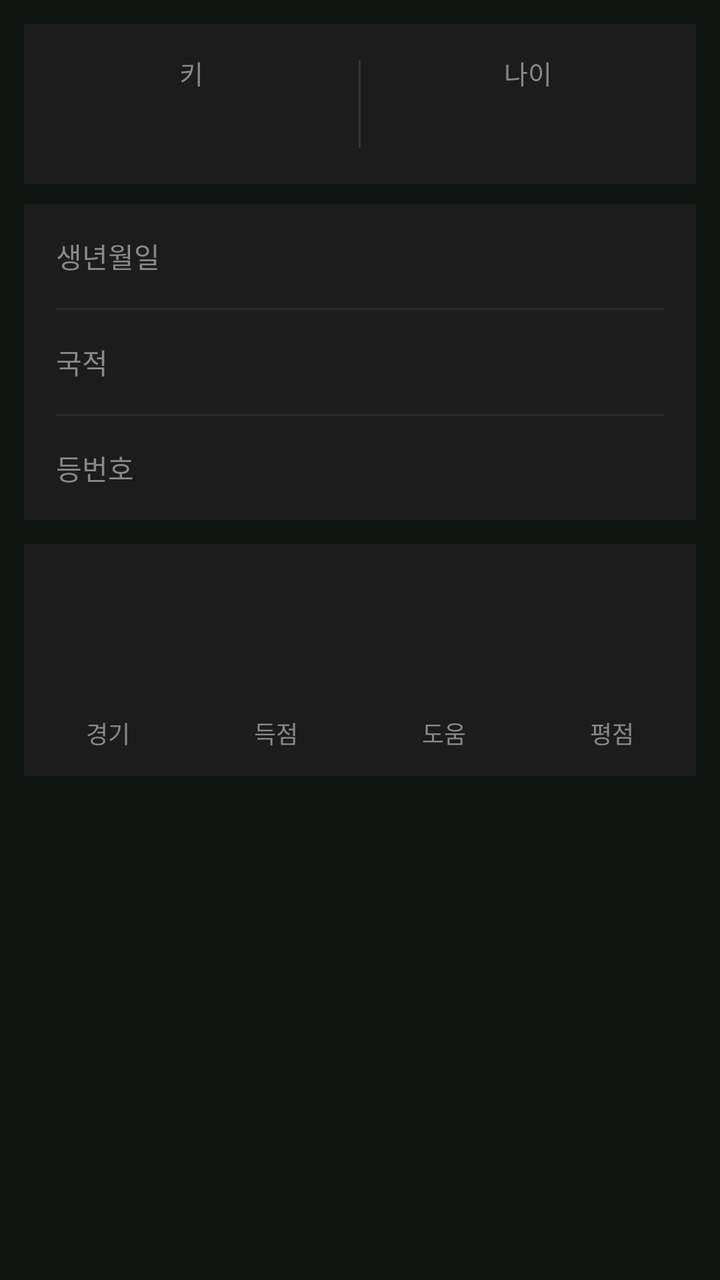
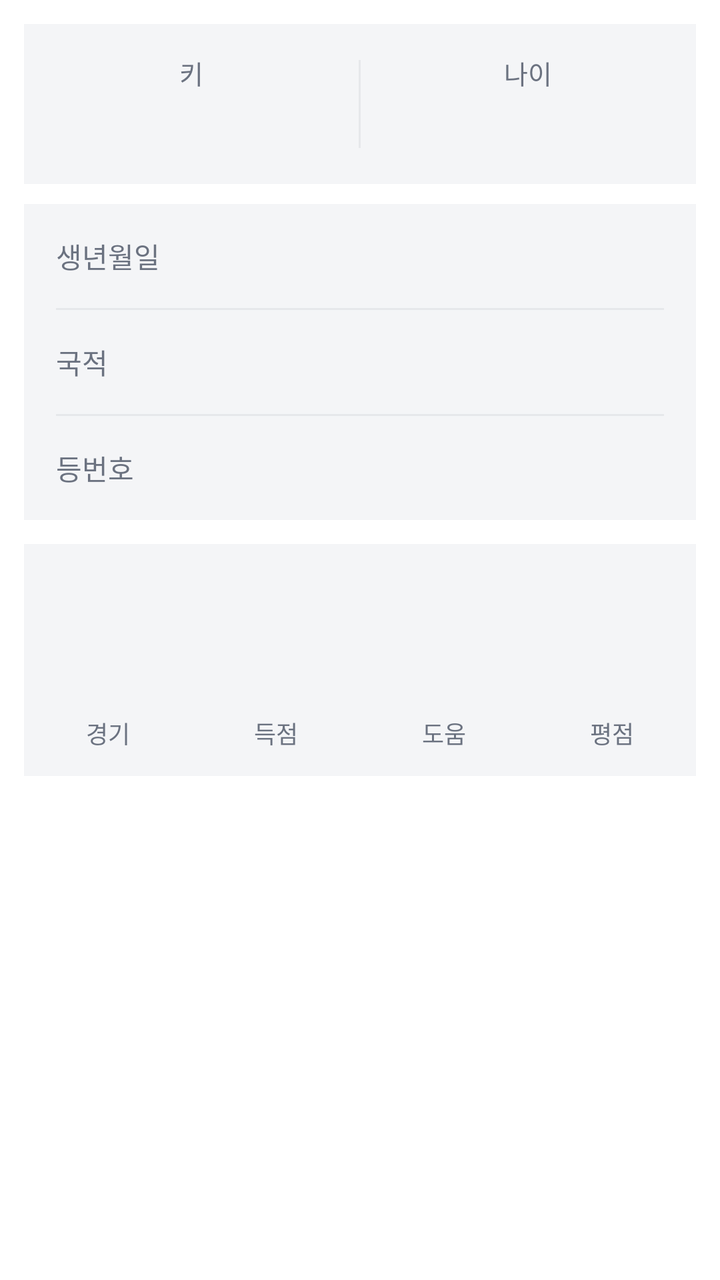

Before-and-after screenshots of an Android layout around one commit, followed by the original layout XML and the change that was made.
<!-- AndroidManifest.xml: application theme Theme.MyApplication -->
<!-- res/layout/fragment_player_profile.xml -->
<?xml version="1.0" encoding="utf-8"?>
<ScrollView xmlns:android="http://schemas.android.com/apk/res/android"
    android:layout_width="match_parent"
    android:layout_height="match_parent"
    android:background="#101411">

    <LinearLayout android:layout_width="match_parent" android:layout_height="wrap_content"
        android:orientation="vertical" android:padding="12dp">

        <ProgressBar android:id="@+id/pbLoading"
            android:layout_width="wrap_content" android:layout_height="48dp"
            android:layout_gravity="center" android:visibility="gone"/>

        
        <LinearLayout android:layout_width="match_parent" android:layout_height="80dp"
            android:orientation="horizontal" android:background="#1C1C1C"
            android:layout_marginBottom="10dp">

            <LinearLayout android:layout_width="0dp" android:layout_height="match_parent"
                android:layout_weight="1" android:orientation="vertical" android:gravity="center">
                <TextView android:layout_width="wrap_content" android:layout_height="wrap_content"
                    android:text="키" android:textColor="#888888" android:textSize="13sp"/>
                <TextView android:id="@+id/tvHeight"
                    android:layout_width="wrap_content" android:layout_height="wrap_content"
                    android:textColor="#FFFFFF" android:textSize="20sp" android:textStyle="bold"
                    android:layout_marginTop="4dp"/>
            </LinearLayout>

            <View android:layout_width="1dp" android:layout_height="44dp"
                android:layout_gravity="center" android:background="#333333"/>

            <LinearLayout android:layout_width="0dp" android:layout_height="match_parent"
                android:layout_weight="1" android:orientation="vertical" android:gravity="center">
                <TextView android:layout_width="wrap_content" android:layout_height="wrap_content"
                    android:text="나이" android:textColor="#888888" android:textSize="13sp"/>
                <TextView android:id="@+id/tvAge"
                    android:layout_width="wrap_content" android:layout_height="wrap_content"
                    android:textColor="#FFFFFF" android:textSize="20sp" android:textStyle="bold"
                    android:layout_marginTop="4dp"/>
            </LinearLayout>
        </LinearLayout>

        
        <LinearLayout android:layout_width="match_parent" android:layout_height="wrap_content"
            android:orientation="vertical" android:background="#1C1C1C"
            android:layout_marginBottom="12dp">

            
            <LinearLayout android:layout_width="match_parent" android:layout_height="52dp"
                android:orientation="horizontal" android:gravity="center_vertical"
                android:paddingHorizontal="16dp">
                <TextView android:layout_width="0dp" android:layout_height="wrap_content"
                    android:layout_weight="1"
                    android:text="생년월일" android:textColor="#888888" android:textSize="14sp"/>
                <TextView android:id="@+id/tvBirthDate"
                    android:layout_width="wrap_content" android:layout_height="wrap_content"
                    android:textColor="#FFFFFF" android:textSize="15sp"/>
            </LinearLayout>
            <View android:layout_width="match_parent" android:layout_height="1dp"
                android:background="#2A2A2A" android:layout_marginHorizontal="16dp"/>

            
            <LinearLayout android:layout_width="match_parent" android:layout_height="52dp"
                android:orientation="horizontal" android:gravity="center_vertical"
                android:paddingHorizontal="16dp">
                <TextView android:layout_width="0dp" android:layout_height="wrap_content"
                    android:layout_weight="1"
                    android:text="국적" android:textColor="#888888" android:textSize="14sp"/>
                <TextView android:id="@+id/tvNationality"
                    android:layout_width="wrap_content" android:layout_height="wrap_content"
                    android:textColor="#FFFFFF" android:textSize="15sp"/>
            </LinearLayout>
            <View android:layout_width="match_parent" android:layout_height="1dp"
                android:background="#2A2A2A" android:layout_marginHorizontal="16dp"/>

            
            <LinearLayout android:layout_width="match_parent" android:layout_height="52dp"
                android:orientation="horizontal" android:gravity="center_vertical"
                android:paddingHorizontal="16dp">
                <TextView android:layout_width="0dp" android:layout_height="wrap_content"
                    android:layout_weight="1"
                    android:text="등번호" android:textColor="#888888" android:textSize="14sp"/>
                <TextView android:id="@+id/tvSquadNumber"
                    android:layout_width="wrap_content" android:layout_height="wrap_content"
                    android:textColor="#FFFFFF" android:textSize="15sp"/>
            </LinearLayout>
        </LinearLayout>

        
        <LinearLayout android:layout_width="match_parent" android:layout_height="wrap_content"
            android:orientation="vertical" android:background="#1C1C1C"
            android:layout_marginBottom="16dp">

            
            <LinearLayout android:layout_width="match_parent" android:layout_height="44dp"
                android:orientation="horizontal" android:gravity="center_vertical"
                android:paddingHorizontal="14dp">
                <ImageView android:id="@+id/ivSeasonLeagueLogo"
                    android:layout_width="22dp" android:layout_height="22dp"
                    android:scaleType="fitCenter"
                    android:layout_marginEnd="8dp"/>
                <TextView android:id="@+id/tvSeasonHeader"
                    android:layout_width="wrap_content" android:layout_height="wrap_content"
                    android:textColor="#FFFFFF" android:textSize="14sp" android:textStyle="bold"/>
            </LinearLayout>

            
            <LinearLayout android:layout_width="match_parent" android:layout_height="72dp"
                android:orientation="horizontal">

                <LinearLayout android:layout_width="0dp" android:layout_height="match_parent"
                    android:layout_weight="1" android:gravity="center" android:orientation="vertical">
                    <TextView android:id="@+id/tvSeasonApps"
                        android:layout_width="wrap_content" android:layout_height="wrap_content"
                        android:textColor="#FFFFFF" android:textSize="22sp" android:textStyle="bold"/>
                    <TextView android:layout_width="wrap_content" android:layout_height="wrap_content"
                        android:text="경기" android:textColor="#888888" android:textSize="12sp"/>
                </LinearLayout>

                <LinearLayout android:layout_width="0dp" android:layout_height="match_parent"
                    android:layout_weight="1" android:gravity="center" android:orientation="vertical">
                    <TextView android:id="@+id/tvSeasonGoals"
                        android:layout_width="wrap_content" android:layout_height="wrap_content"
                        android:textColor="#FFFFFF" android:textSize="22sp" android:textStyle="bold"/>
                    <TextView android:layout_width="wrap_content" android:layout_height="wrap_content"
                        android:text="득점" android:textColor="#888888" android:textSize="12sp"/>
                </LinearLayout>

                <LinearLayout android:layout_width="0dp" android:layout_height="match_parent"
                    android:layout_weight="1" android:gravity="center" android:orientation="vertical">
                    <TextView android:id="@+id/tvSeasonAssists"
                        android:layout_width="wrap_content" android:layout_height="wrap_content"
                        android:textColor="#FFFFFF" android:textSize="22sp" android:textStyle="bold"/>
                    <TextView android:layout_width="wrap_content" android:layout_height="wrap_content"
                        android:text="도움" android:textColor="#888888" android:textSize="12sp"/>
                </LinearLayout>

                <LinearLayout android:layout_width="0dp" android:layout_height="match_parent"
                    android:layout_weight="1" android:gravity="center" android:orientation="vertical">
                    <TextView android:id="@+id/tvSeasonRating"
                        android:layout_width="wrap_content" android:layout_height="wrap_content"
                        android:textSize="22sp" android:textStyle="bold"/>
                    <TextView android:layout_width="wrap_content" android:layout_height="wrap_content"
                        android:text="평점" android:textColor="#888888" android:textSize="12sp"/>
                </LinearLayout>
            </LinearLayout>
        </LinearLayout>

    </LinearLayout>
</ScrollView>
<!-- resources referenced by this layout -->
<resources>
  <style name="Theme.MyApplication" parent="Base.Theme.MyApplication" />
  <style name="Base.Theme.MyApplication" parent="Theme.Material3.DayNight.NoActionBar">
          
          
      </style>
</resources>

<!-- the commit's change to res/layout/fragment_player_profile.xml (unified diff, before → after) -->
@@ -2,7 +2,7 @@
 <ScrollView xmlns:android="http://schemas.android.com/apk/res/android"
     android:layout_width="match_parent"
     android:layout_height="match_parent"
-    android:background="#101411">
+    android:background="@color/bg">
 
     <LinearLayout android:layout_width="match_parent" android:layout_height="wrap_content"
         android:orientation="vertical" android:padding="12dp">
@@ -13,36 +13,36 @@
 
         
         <LinearLayout android:layout_width="match_parent" android:layout_height="80dp"
-            android:orientation="horizontal" android:background="#1C1C1C"
+            android:orientation="horizontal" android:background="@color/surface"
             android:layout_marginBottom="10dp">
 
             <LinearLayout android:layout_width="0dp" android:layout_height="match_parent"
                 android:layout_weight="1" android:orientation="vertical" android:gravity="center">
                 <TextView android:layout_width="wrap_content" android:layout_height="wrap_content"
-                    android:text="키" android:textColor="#888888" android:textSize="13sp"/>
+                    android:text="키" android:textColor="@color/text_secondary" android:textSize="13sp"/>
                 <TextView android:id="@+id/tvHeight"
                     android:layout_width="wrap_content" android:layout_height="wrap_content"
-                    android:textColor="#FFFFFF" android:textSize="20sp" android:textStyle="bold"
+                    android:textColor="@color/text_primary" android:textSize="20sp" android:textStyle="bold"
                     android:layout_marginTop="4dp"/>
             </LinearLayout>
 
             <View android:layout_width="1dp" android:layout_height="44dp"
-                android:layout_gravity="center" android:background="#333333"/>
+                android:layout_gravity="center" android:background="@color/surface_variant"/>
 
             <LinearLayout android:layout_width="0dp" android:layout_height="match_parent"
                 android:layout_weight="1" android:orientation="vertical" android:gravity="center">
                 <TextView android:layout_width="wrap_content" android:layout_height="wrap_content"
-                    android:text="나이" android:textColor="#888888" android:textSize="13sp"/>
+                    android:text="나이" android:textColor="@color/text_secondary" android:textSize="13sp"/>
                 <TextView android:id="@+id/tvAge"
                     android:layout_width="wrap_content" android:layout_height="wrap_content"
-                    android:textColor="#FFFFFF" android:textSize="20sp" android:textStyle="bold"
+                    android:textColor="@color/text_primary" android:textSize="20sp" android:textStyle="bold"
                     android:layout_marginTop="4dp"/>
             </LinearLayout>
         </LinearLayout>
 
         
         <LinearLayout android:layout_width="match_parent" android:layout_height="wrap_content"
-            android:orientation="vertical" android:background="#1C1C1C"
+            android:orientation="vertical" android:background="@color/surface"
             android:layout_marginBottom="12dp">
 
             
@@ -51,13 +51,13 @@
                 android:paddingHorizontal="16dp">
                 <TextView android:layout_width="0dp" android:layout_height="wrap_content"
                     android:layout_weight="1"
-                    android:text="생년월일" android:textColor="#888888" android:textSize="14sp"/>
+                    android:text="생년월일" android:textColor="@color/text_secondary" android:textSize="14sp"/>
                 <TextView android:id="@+id/tvBirthDate"
                     android:layout_width="wrap_content" android:layout_height="wrap_content"
-                    android:textColor="#FFFFFF" android:textSize="15sp"/>
+                    android:textColor="@color/text_primary" android:textSize="15sp"/>
             </LinearLayout>
             <View android:layout_width="match_parent" android:layout_height="1dp"
-                android:background="#2A2A2A" android:layout_marginHorizontal="16dp"/>
+                android:background="@color/surface_variant" android:layout_marginHorizontal="16dp"/>
 
             
             <LinearLayout android:layout_width="match_parent" android:layout_height="52dp"
@@ -65,13 +65,13 @@
                 android:paddingHorizontal="16dp">
                 <TextView android:layout_width="0dp" android:layout_height="wrap_content"
                     android:layout_weight="1"
-                    android:text="국적" android:textColor="#888888" android:textSize="14sp"/>
+                    android:text="국적" android:textColor="@color/text_secondary" android:textSize="14sp"/>
                 <TextView android:id="@+id/tvNationality"
                     android:layout_width="wrap_content" android:layout_height="wrap_content"
-                    android:textColor="#FFFFFF" android:textSize="15sp"/>
+                    android:textColor="@color/text_primary" android:textSize="15sp"/>
             </LinearLayout>
             <View android:layout_width="match_parent" android:layout_height="1dp"
-                android:background="#2A2A2A" android:layout_marginHorizontal="16dp"/>
+                android:background="@color/surface_variant" android:layout_marginHorizontal="16dp"/>
 
             
             <LinearLayout android:layout_width="match_parent" android:layout_height="52dp"
@@ -79,16 +79,16 @@
                 android:paddingHorizontal="16dp">
                 <TextView android:layout_width="0dp" android:layout_height="wrap_content"
                     android:layout_weight="1"
-                    android:text="등번호" android:textColor="#888888" android:textSize="14sp"/>
+                    android:text="등번호" android:textColor="@color/text_secondary" android:textSize="14sp"/>
                 <TextView android:id="@+id/tvSquadNumber"
                     android:layout_width="wrap_content" android:layout_height="wrap_content"
-                    android:textColor="#FFFFFF" android:textSize="15sp"/>
+                    android:textColor="@color/text_primary" android:textSize="15sp"/>
             </LinearLayout>
         </LinearLayout>
 
         
         <LinearLayout android:layout_width="match_parent" android:layout_height="wrap_content"
-            android:orientation="vertical" android:background="#1C1C1C"
+            android:orientation="vertical" android:background="@color/surface"
             android:layout_marginBottom="16dp">
 
             
@@ -101,7 +101,7 @@
                     android:layout_marginEnd="8dp"/>
                 <TextView android:id="@+id/tvSeasonHeader"
                     android:layout_width="wrap_content" android:layout_height="wrap_content"
-                    android:textColor="#FFFFFF" android:textSize="14sp" android:textStyle="bold"/>
+                    android:textColor="@color/text_primary" android:textSize="14sp" android:textStyle="bold"/>
             </LinearLayout>
 
             
@@ -112,27 +112,27 @@
                     android:layout_weight="1" android:gravity="center" android:orientation="vertical">
                     <TextView android:id="@+id/tvSeasonApps"
                         android:layout_width="wrap_content" android:layout_height="wrap_content"
-                        android:textColor="#FFFFFF" android:textSize="22sp" android:textStyle="bold"/>
+                        android:textColor="@color/text_primary" android:textSize="22sp" android:textStyle="bold"/>
                     <TextView android:layout_width="wrap_content" android:layout_height="wrap_content"
-                        android:text="경기" android:textColor="#888888" android:textSize="12sp"/>
+                        android:text="경기" android:textColor="@color/text_secondary" android:textSize="12sp"/>
                 </LinearLayout>
 
                 <LinearLayout android:layout_width="0dp" android:layout_height="match_parent"
                     android:layout_weight="1" android:gravity="center" android:orientation="vertical">
                     <TextView android:id="@+id/tvSeasonGoals"
                         android:layout_width="wrap_content" android:layout_height="wrap_content"
-                        android:textColor="#FFFFFF" android:textSize="22sp" android:textStyle="bold"/>
+                        android:textColor="@color/text_primary" android:textSize="22sp" android:textStyle="bold"/>
                     <TextView android:layout_width="wrap_content" android:layout_height="wrap_content"
-                        android:text="득점" android:textColor="#888888" android:textSize="12sp"/>
+                        android:text="득점" android:textColor="@color/text_secondary" android:textSize="12sp"/>
                 </LinearLayout>
 
                 <LinearLayout android:layout_width="0dp" android:layout_height="match_parent"
                     android:layout_weight="1" android:gravity="center" android:orientation="vertical">
                     <TextView android:id="@+id/tvSeasonAssists"
                         android:layout_width="wrap_content" android:layout_height="wrap_content"
-                        android:textColor="#FFFFFF" android:textSize="22sp" android:textStyle="bold"/>
+                        android:textColor="@color/text_primary" android:textSize="22sp" android:textStyle="bold"/>
                     <TextView android:layout_width="wrap_content" android:layout_height="wrap_content"
-                        android:text="도움" android:textColor="#888888" android:textSize="12sp"/>
+                        android:text="도움" android:textColor="@color/text_secondary" android:textSize="12sp"/>
                 </LinearLayout>
 
                 <LinearLayout android:layout_width="0dp" android:layout_height="match_parent"
@@ -141,7 +141,7 @@
                         android:layout_width="wrap_content" android:layout_height="wrap_content"
                         android:textSize="22sp" android:textStyle="bold"/>
                     <TextView android:layout_width="wrap_content" android:layout_height="wrap_content"
-                        android:text="평점" android:textColor="#888888" android:textSize="12sp"/>
+                        android:text="평점" android:textColor="@color/text_secondary" android:textSize="12sp"/>
                 </LinearLayout>
             </LinearLayout>
         </LinearLayout>
<!-- resource entries referenced after the edit -->
@@ -1,9 +1,21 @@
 <!-- resources referenced by this layout -->
 <resources>
+  <color name="bg">#FFFFFF</color>
+  <color name="surface">#F4F5F7</color>
+  <color name="surface_variant">#E6E8EB</color>
+  <color name="text_primary">#1A1A1A</color>
+  <color name="text_secondary">#6B7280</color>
   <style name="Theme.MyApplication" parent="Base.Theme.MyApplication" />
-  <style name="Base.Theme.MyApplication" parent="Theme.Material3.DayNight.NoActionBar">
-          
-          
+  <style name="Base.Theme.MyApplication" parent="Theme.Material3.Light.NoActionBar">
+          <item name="colorPrimary">@color/accent</item>
+          <item name="colorOnPrimary">@color/on_accent</item>
+          <item name="android:windowBackground">@color/bg</item>
+          <item name="android:statusBarColor">@color/bg</item>
+          <item name="android:navigationBarColor">@color/bg</item>
+          <item name="android:windowLightStatusBar">true</item>
+          <item name="android:windowLightNavigationBar" tools:targetApi="o_mr1">true</item>
       </style>
+  <color name="accent">#F2711C</color>
+  <color name="on_accent">#FFFFFF</color>
 </resources>
 
